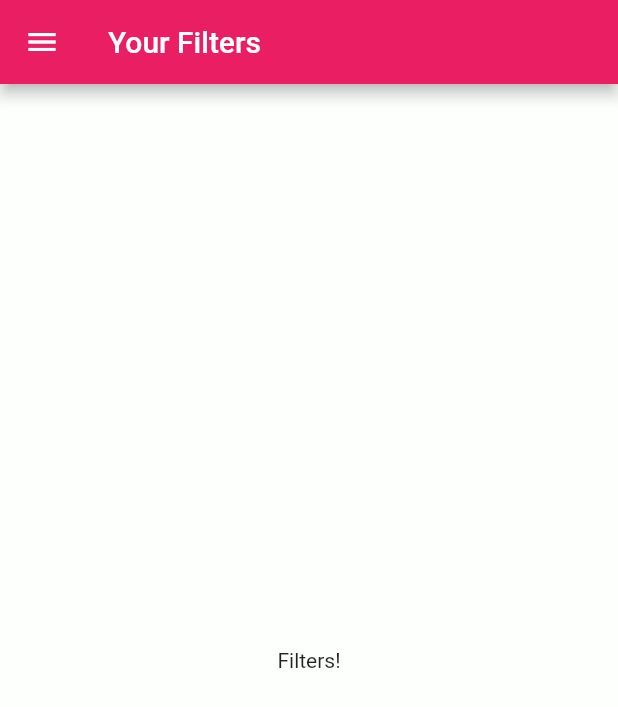
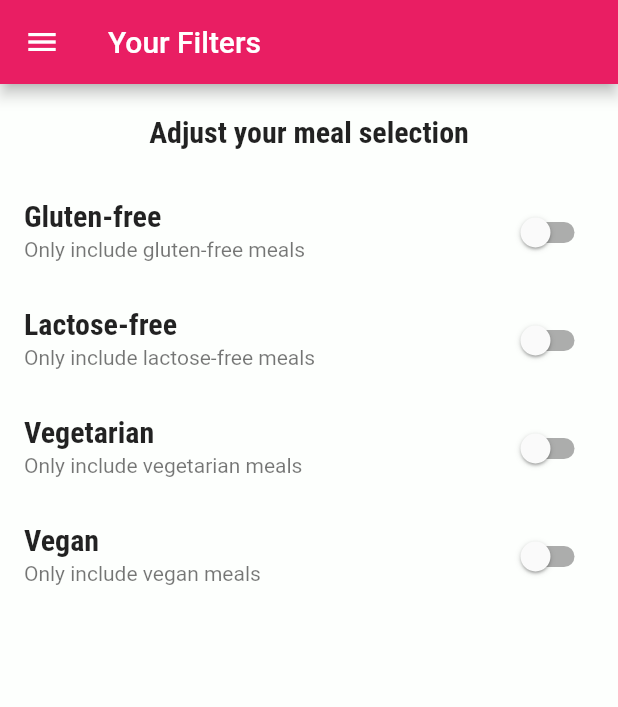
Before and after one commit to pol-dev-shinroo/meals_app, a Flutter app: the FiltersScreen screen opened by its route, on a phone screen of 412 x 824 dp. Shown: the top 707 px of the screen. Run offline on Flutter 3.47's test engine with Material 2 defaults, Android fonts, the phone set to English and light mode, and no system bars.

Commit message:
setting up filters for meal selection

```diff
--- a/lib/screens/category_meals_screen.dart
+++ b/lib/screens/category_meals_screen.dart
@@ -21,6 +21,10 @@ class _CategoryMealsScreenState extends State<CategoryMealsScreen> {
   var _loadedInitData = false;
 
   //It's important to note that initState() is only called once during the lifecycle of a StatefulWidget, when the widget is first inserted into the widget tree.
+  @override
+  void initState() {
+    super.initState();
+  }
 
   @override
   void didChangeDependencies() {
--- a/lib/screens/filters_screen.dart
+++ b/lib/screens/filters_screen.dart
@@ -1,21 +1,85 @@
 import 'package:flutter/material.dart';
 import 'package:meals_app/widgets/main_drawer.dart';
 
-class FiltersScreen extends StatelessWidget {
+class FiltersScreen extends StatefulWidget {
   static const routeName = "/filters";
 
   const FiltersScreen({super.key});
 
   @override
+  State<FiltersScreen> createState() => _FiltersScreenState();
+}
+
+class _FiltersScreenState extends State<FiltersScreen> {
+  // instead of bool, use var, because we initialize the properties with values and dart can infer the types
+  // => code optimization
+
+  var _glutenFree = false;
+  var _vegetarian = false;
+  var _vegan = false;
+  var _lactoseFree = false;
+
+  Widget _buildSwitchListtile(String title, String description,
+      bool currentValue, Function updateValue) {
+    return SwitchListTile(
+      title: Text(title),
+      value: currentValue,
+      subtitle: Text(description),
+      onChanged: updateValue as void Function(bool?)?,
+    );
+  }
+
+  @override
   Widget build(BuildContext context) {
     return Scaffold(
-      appBar: AppBar(
-        title: const Text("Your Filters"),
-      ),
-      drawer: const MainDrawer(),
-      body: const Center(
-        child: Text("Filters!"),
-      ),
-    );
+        appBar: AppBar(
+          title: const Text("Your Filters"),
+        ),
+        drawer: const MainDrawer(),
+        body: Column(
+          children: <Widget>[
+            Container(
+              padding: const EdgeInsets.all(20),
+              child: Text(
+                "Adjust your meal selection",
+                style: Theme.of(context).textTheme.titleMedium,
+              ),
+            ),
+            Expanded(
+              child: ListView(
+                children: <Widget>[
+                  _buildSwitchListtile(
+                      "Gluten-free",
+                      "Only include gluten-free meals",
+                      _glutenFree, (newValue) {
+                    setState(() {
+                      _glutenFree = newValue;
+                    });
+                  }),
+                  _buildSwitchListtile(
+                      "Lactose-free",
+                      "Only include lactose-free meals",
+                      _lactoseFree, (newValue) {
+                    setState(() {
+                      _lactoseFree = newValue;
+                    });
+                  }),
+                  _buildSwitchListtile("Vegetarian",
+                      "Only include vegetarian meals", _vegetarian, (newValue) {
+                    setState(() {
+                      _vegetarian = newValue;
+                    });
+                  }),
+                  _buildSwitchListtile(
+                      "Vegan", "Only include vegan meals", _vegan, (newValue) {
+                    setState(() {
+                      _vegan = newValue;
+                    });
+                  }),
+                ],
+              ),
+            ),
+          ],
+        ));
   }
 }
```
